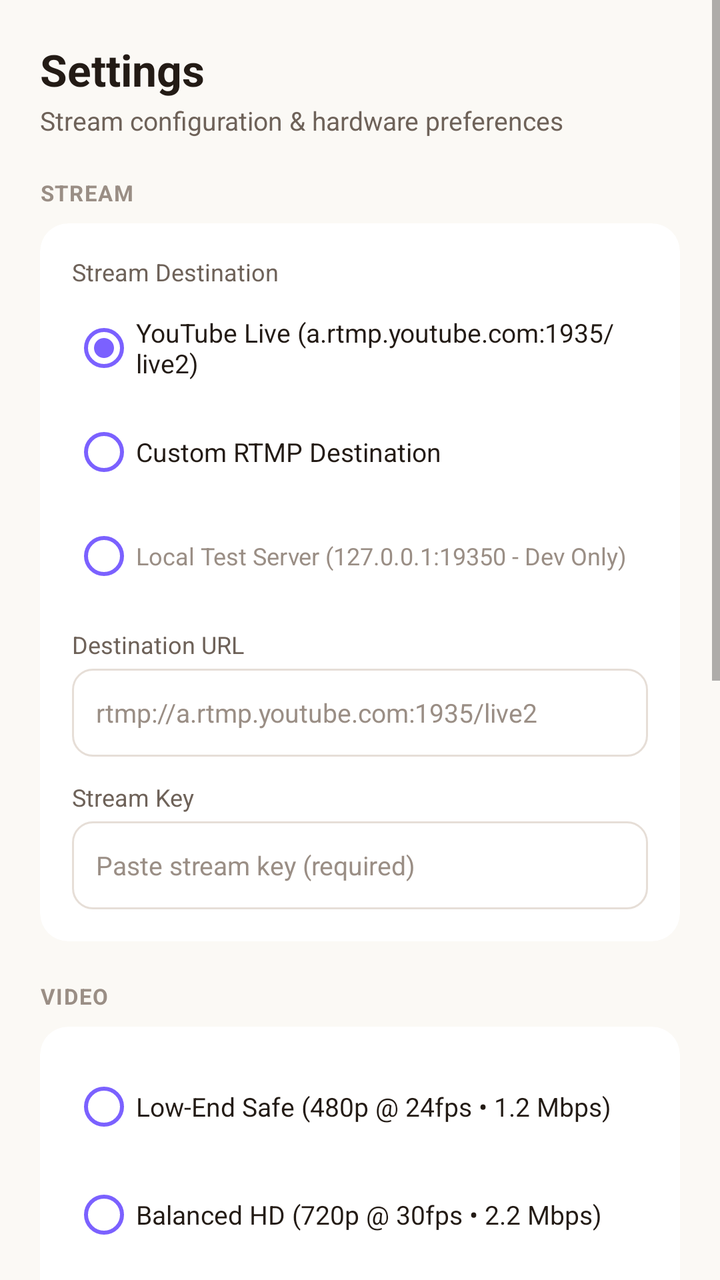
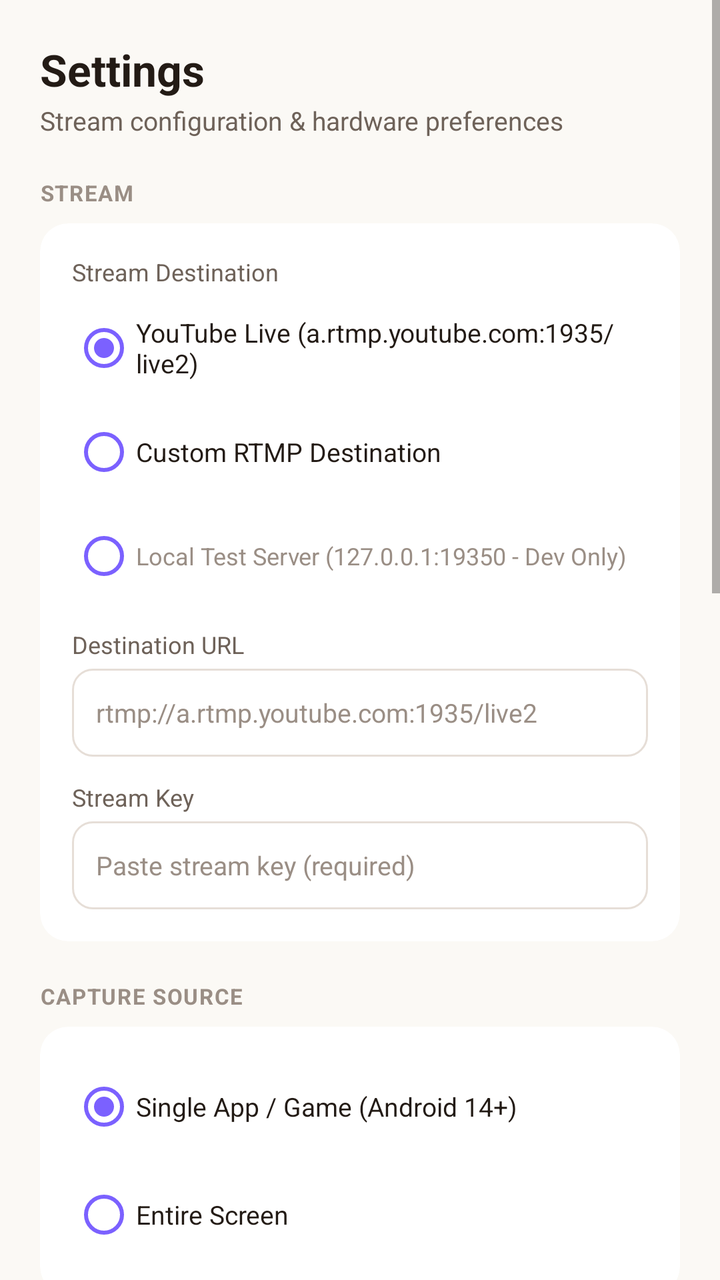

Before-and-after screenshots of an Android layout around one commit, followed by the original layout XML and the change that was made.
<!-- AndroidManifest.xml: application theme Theme.FairyLive -->
<!-- res/layout/fragment_settings.xml -->
<?xml version="1.0" encoding="utf-8"?>
<ScrollView xmlns:android="http://schemas.android.com/apk/res/android"
    xmlns:app="http://schemas.android.com/apk/res-auto"
    android:layout_width="match_parent"
    android:layout_height="match_parent"
    android:background="@color/bg_primary"
    android:fillViewport="true">

    <LinearLayout
        android:layout_width="match_parent"
        android:layout_height="wrap_content"
        android:orientation="vertical"
        android:paddingHorizontal="20dp"
        android:paddingVertical="20dp">

        <TextView
            android:layout_width="wrap_content"
            android:layout_height="wrap_content"
            android:text="Settings"
            android:textColor="@color/text_primary"
            android:textSize="22sp"
            android:textStyle="bold" />

        <TextView
            android:layout_width="wrap_content"
            android:layout_height="wrap_content"
            android:layout_marginTop="2dp"
            android:layout_marginBottom="20dp"
            android:text="Stream configuration &amp; hardware preferences"
            android:textColor="@color/text_secondary"
            android:textSize="13sp" />

        
        <TextView
            android:layout_width="wrap_content"
            android:layout_height="wrap_content"
            android:layout_marginBottom="8dp"
            android:letterSpacing="0.05"
            android:text="STREAM"
            android:textColor="@color/text_muted"
            android:textSize="11sp"
            android:textStyle="bold" />

        <androidx.cardview.widget.CardView
            android:layout_width="match_parent"
            android:layout_height="wrap_content"
            android:layout_marginBottom="20dp"
            app:cardBackgroundColor="@color/bg_card"
            app:cardCornerRadius="14dp"
            app:cardElevation="0dp">

            <LinearLayout
                android:layout_width="match_parent"
                android:layout_height="wrap_content"
                android:orientation="vertical"
                android:padding="16dp">

                <TextView
                    android:layout_width="wrap_content"
                    android:layout_height="wrap_content"
                    android:text="Stream Destination"
                    android:textColor="@color/text_secondary"
                    android:textSize="12sp" />

                <RadioGroup
                    android:id="@+id/rg_destination"
                    android:layout_width="match_parent"
                    android:layout_height="wrap_content"
                    android:layout_marginTop="6dp"
                    android:layout_marginBottom="12dp">

                    <RadioButton
                        android:id="@+id/rb_dest_youtube"
                        android:layout_width="match_parent"
                        android:layout_height="wrap_content"
                        android:buttonTint="@color/accent_primary"
                        android:checked="true"
                        android:text="YouTube Live (a.rtmp.youtube.com:1935/live2)"
                        android:textColor="@color/text_primary"
                        android:textSize="13sp" />

                    <RadioButton
                        android:id="@+id/rb_dest_custom"
                        android:layout_width="match_parent"
                        android:layout_height="wrap_content"
                        android:layout_marginTop="4dp"
                        android:buttonTint="@color/accent_primary"
                        android:text="Custom RTMP Destination"
                        android:textColor="@color/text_primary"
                        android:textSize="13sp" />

                    <RadioButton
                        android:id="@+id/rb_dest_local_test"
                        android:layout_width="match_parent"
                        android:layout_height="wrap_content"
                        android:layout_marginTop="4dp"
                        android:buttonTint="@color/accent_primary"
                        android:text="Local Test Server (127.0.0.1:19350 - Dev Only)"
                        android:textColor="@color/text_muted"
                        android:textSize="12sp" />
                </RadioGroup>

                <TextView
                    android:id="@+id/tv_label_server_url"
                    android:layout_width="wrap_content"
                    android:layout_height="wrap_content"
                    android:text="Destination URL"
                    android:textColor="@color/text_secondary"
                    android:textSize="12sp" />

                <EditText
                    android:id="@+id/et_server_url"
                    android:layout_width="match_parent"
                    android:layout_height="44dp"
                    android:layout_marginTop="4dp"
                    android:background="@drawable/bg_control_icon_button"
                    android:hint="rtmp://a.rtmp.youtube.com:1935/live2"
                    android:inputType="textUri"
                    android:paddingHorizontal="12dp"
                    android:textColor="@color/text_primary"
                    android:textColorHint="@color/text_muted"
                    android:textSize="13sp" />

                <TextView
                    android:layout_width="wrap_content"
                    android:layout_height="wrap_content"
                    android:layout_marginTop="12dp"
                    android:text="Stream Key"
                    android:textColor="@color/text_secondary"
                    android:textSize="12sp" />

                <EditText
                    android:id="@+id/et_stream_key"
                    android:layout_width="match_parent"
                    android:layout_height="44dp"
                    android:layout_marginTop="4dp"
                    android:background="@drawable/bg_control_icon_button"
                    android:hint="Paste stream key (required)"
                    android:inputType="textPassword"
                    android:paddingHorizontal="12dp"
                    android:textColor="@color/text_primary"
                    android:textColorHint="@color/text_muted"
                    android:textSize="13sp" />

            </LinearLayout>
        </androidx.cardview.widget.CardView>

        
        <TextView
            android:layout_width="wrap_content"
            android:layout_height="wrap_content"
            android:layout_marginBottom="8dp"
            android:letterSpacing="0.05"
            android:text="VIDEO"
            android:textColor="@color/text_muted"
            android:textSize="11sp"
            android:textStyle="bold" />

        <androidx.cardview.widget.CardView
            android:layout_width="match_parent"
            android:layout_height="wrap_content"
            android:layout_marginBottom="20dp"
            app:cardBackgroundColor="@color/bg_card"
            app:cardCornerRadius="14dp"
            app:cardElevation="0dp">

            <LinearLayout
                android:layout_width="match_parent"
                android:layout_height="wrap_content"
                android:orientation="vertical"
                android:padding="16dp">

                <RadioGroup
                    android:id="@+id/rg_profiles"
                    android:layout_width="match_parent"
                    android:layout_height="wrap_content">

                    <RadioButton
                        android:id="@+id/rb_profile_low"
                        android:layout_width="match_parent"
                        android:layout_height="wrap_content"
                        android:buttonTint="@color/accent_primary"
                        android:text="Low-End Safe (480p @ 24fps • 1.2 Mbps)"
                        android:textColor="@color/text_primary"
                        android:textSize="13sp" />

                    <RadioButton
                        android:id="@+id/rb_profile_balanced"
                        android:layout_width="match_parent"
                        android:layout_height="wrap_content"
                        android:layout_marginTop="6dp"
                        android:buttonTint="@color/accent_primary"
                        android:text="Balanced HD (720p @ 30fps • 2.2 Mbps)"
                        android:textColor="@color/text_primary"
                        android:textSize="13sp" />

                    <RadioButton
                        android:id="@+id/rb_profile_high"
                        android:layout_width="match_parent"
                        android:layout_height="wrap_content"
                        android:layout_marginTop="6dp"
                        android:buttonTint="@color/accent_primary"
                        android:text="High Quality (1080p @ 30fps • 4.0 Mbps)"
                        android:textColor="@color/text_primary"
                        android:textSize="13sp" />
                </RadioGroup>

            </LinearLayout>
        </androidx.cardview.widget.CardView>

        
        <TextView
            android:layout_width="wrap_content"
            android:layout_height="wrap_content"
            android:layout_marginBottom="8dp"
            android:letterSpacing="0.05"
            android:text="AUDIO &amp; CAMERA"
            android:textColor="@color/text_muted"
            android:textSize="11sp"
            android:textStyle="bold" />

        <androidx.cardview.widget.CardView
            android:layout_width="match_parent"
            android:layout_height="wrap_content"
            android:layout_marginBottom="20dp"
            app:cardBackgroundColor="@color/bg_card"
            app:cardCornerRadius="14dp"
            app:cardElevation="0dp">

            <LinearLayout
                android:layout_width="match_parent"
                android:layout_height="wrap_content"
                android:orientation="vertical"
                android:padding="16dp">

                <LinearLayout
                    android:layout_width="match_parent"
                    android:layout_height="wrap_content"
                    android:gravity="center_vertical"
                    android:orientation="horizontal">

                    <LinearLayout
                        android:layout_width="0dp"
                        android:layout_height="wrap_content"
                        android:layout_weight="1"
                        android:orientation="vertical">

                        <TextView
                            android:layout_width="wrap_content"
                            android:layout_height="wrap_content"
                            android:text="Microphone Capture"
                            android:textColor="@color/text_primary"
                            android:textSize="14sp"
                            android:textStyle="bold" />

                        <TextView
                            android:layout_width="wrap_content"
                            android:layout_height="wrap_content"
                            android:layout_marginTop="1dp"
                            android:text="Capture device microphone stream"
                            android:textColor="@color/text_secondary"
                            android:textSize="12sp" />
                    </LinearLayout>

                    <androidx.appcompat.widget.SwitchCompat
                        android:id="@+id/switch_audio_mic"
                        android:layout_width="wrap_content"
                        android:layout_height="wrap_content"
                        android:checked="true"
                        app:thumbTint="@color/accent_primary"
                        app:trackTint="@color/bg_surface" />
                </LinearLayout>

                <View
                    android:layout_width="match_parent"
                    android:layout_height="1dp"
                    android:layout_marginVertical="12dp"
                    android:background="@color/divider_color" />

                <LinearLayout
                    android:layout_width="match_parent"
                    android:layout_height="wrap_content"
                    android:gravity="center_vertical"
                    android:orientation="horizontal">

                    <LinearLayout
                        android:layout_width="0dp"
                        android:layout_height="wrap_content"
                        android:layout_weight="1"
                        android:orientation="vertical">

                        <TextView
                            android:layout_width="wrap_content"
                            android:layout_height="wrap_content"
                            android:text="Facecam PIP"
                            android:textColor="@color/text_primary"
                            android:textSize="14sp"
                            android:textStyle="bold" />

                        <TextView
                            android:layout_width="wrap_content"
                            android:layout_height="wrap_content"
                            android:layout_marginTop="1dp"
                            android:text="Enable camera picture-in-picture"
                            android:textColor="@color/text_secondary"
                            android:textSize="12sp" />
                    </LinearLayout>

                    <androidx.appcompat.widget.SwitchCompat
                        android:id="@+id/switch_facecam"
                        android:layout_width="wrap_content"
                        android:layout_height="wrap_content"
                        android:checked="true"
                        app:thumbTint="@color/accent_primary"
                        app:trackTint="@color/bg_surface" />
                </LinearLayout>

            </LinearLayout>
        </androidx.cardview.widget.CardView>

        
        <TextView
            android:layout_width="wrap_content"
            android:layout_height="wrap_content"
            android:layout_marginBottom="8dp"
            android:letterSpacing="0.05"
            android:text="ADVANCED"
            android:textColor="@color/text_muted"
            android:textSize="11sp"
            android:textStyle="bold" />

        <androidx.cardview.widget.CardView
            android:layout_width="match_parent"
            android:layout_height="wrap_content"
            android:layout_marginBottom="24dp"
            app:cardBackgroundColor="@color/bg_card"
            app:cardCornerRadius="14dp"
            app:cardElevation="0dp">

            <LinearLayout
                android:layout_width="match_parent"
                android:layout_height="wrap_content"
                android:orientation="vertical">

                
                <LinearLayout
                    android:id="@+id/row_advanced_diagnostics"
                    android:layout_width="match_parent"
                    android:layout_height="wrap_content"
                    android:background="?attr/selectableItemBackground"
                    android:clickable="true"
                    android:focusable="true"
                    android:gravity="center_vertical"
                    android:orientation="horizontal"
                    android:paddingHorizontal="16dp"
                    android:paddingVertical="14dp">

                    <LinearLayout
                        android:layout_width="0dp"
                        android:layout_height="wrap_content"
                        android:layout_weight="1"
                        android:orientation="vertical">

                        <TextView
                            android:layout_width="wrap_content"
                            android:layout_height="wrap_content"
                            android:text="System Diagnostics"
                            android:textColor="@color/text_primary"
                            android:textSize="14sp"
                            android:textStyle="bold" />

                        <TextView
                            android:layout_width="wrap_content"
                            android:layout_height="wrap_content"
                            android:layout_marginTop="1dp"
                            android:text="Hardware, MediaCodec encoders &amp; telemetry"
                            android:textColor="@color/text_secondary"
                            android:textSize="12sp" />
                    </LinearLayout>

                    <ImageView
                        android:layout_width="18dp"
                        android:layout_height="18dp"
                        android:src="@drawable/ic_chevron_right"
                        app:tint="@color/text_muted" />
                </LinearLayout>

                <View
                    android:layout_width="match_parent"
                    android:layout_height="1dp"
                    android:background="@color/divider_color" />

                
                <LinearLayout
                    android:id="@+id/row_about_app"
                    android:layout_width="match_parent"
                    android:layout_height="wrap_content"
                    android:gravity="center_vertical"
                    android:orientation="horizontal"
                    android:paddingHorizontal="16dp"
                    android:paddingVertical="14dp">

                    <LinearLayout
                        android:layout_width="0dp"
                        android:layout_height="wrap_content"
                        android:layout_weight="1"
                        android:orientation="vertical">

                        <TextView
                            android:layout_width="wrap_content"
                            android:layout_height="wrap_content"
                            android:text="About Fairy Live"
                            android:textColor="@color/text_primary"
                            android:textSize="14sp"
                            android:textStyle="bold" />

                        <TextView
                            android:layout_width="wrap_content"
                            android:layout_height="wrap_content"
                            android:layout_marginTop="1dp"
                            android:text="v1.0.0 Release • Pure Kotlin Native • 0 Third-Party Streaming Deps"
                            android:textColor="@color/text_secondary"
                            android:textSize="12sp" />
                    </LinearLayout>
                </LinearLayout>

            </LinearLayout>
        </androidx.cardview.widget.CardView>

        
        <com.google.android.material.button.MaterialButton
            android:id="@+id/btn_save"
            android:layout_width="match_parent"
            android:layout_height="52dp"
            android:layout_marginBottom="24dp"
            android:backgroundTint="@color/accent_primary"
            android:text="Save Settings"
            android:textAllCaps="false"
            android:textColor="@color/text_primary"
            android:textSize="15sp"
            android:textStyle="bold"
            app:cornerRadius="12dp"
            app:elevation="0dp" />

    </LinearLayout>
</ScrollView>
<!-- resources referenced by this layout -->
<resources>
  <color name="accent_primary">#7B61FF</color>
  <color name="bg_card">#FFFFFF</color>
  <color name="bg_primary">#FBF9F5</color>
  <color name="bg_surface">#F5EFEB</color>
  <color name="divider_color">#EAE2DA</color>
  <color name="text_muted">#9A8E85</color>
  <color name="text_primary">#231B15</color>
  <color name="text_secondary">#6E6259</color>
  <!-- drawable bg_control_icon_button (drawable) -->
  <?xml version="1.0" encoding="utf-8"?>
  <shape xmlns:android="http://schemas.android.com/apk/res/android"
      android:shape="rectangle">
      <solid android:color="@color/bg_card" />
      <stroke
          android:width="1dp"
          android:color="@color/bg_card_stroke" />
      <corners android:radius="@dimen/radius_sm" />
  </shape>
  <!-- drawable ic_chevron_right (drawable) -->
  <?xml version="1.0" encoding="utf-8"?>
  <vector xmlns:android="http://schemas.android.com/apk/res/android"
      android:width="24dp"
      android:height="24dp"
      android:viewportWidth="24"
      android:viewportHeight="24">
      <path
          android:fillColor="@color/text_muted"
          android:pathData="M10,6L8.59,7.41L13.17,12l-4.58,4.59L10,18l6,-6z" />
  </vector>
  <style name="Theme.FairyLive" parent="Theme.MaterialComponents.Light.NoActionBar">
          <item name="colorPrimary">@color/accent_primary</item>
          <item name="colorPrimaryVariant">@color/accent_primary_variant</item>
          <item name="colorOnPrimary">@color/text_on_dark</item>
  
          <item name="colorSecondary">@color/text_primary</item>
          <item name="colorSecondaryVariant">@color/text_secondary</item>
          <item name="colorOnSecondary">@color/bg_primary</item>
  
          <item name="android:statusBarColor">@color/bg_primary</item>
          <item name="android:windowLightStatusBar" tools:targetApi="m">true</item>
          <item name="android:navigationBarColor">@color/bg_surface</item>
          <item name="android:windowLightNavigationBar" tools:targetApi="o_mr1">true</item>
          <item name="android:windowBackground">@color/bg_primary</item>
  
          <item name="bottomSheetDialogTheme">@style/Theme.FairyLive.BottomSheetDialog</item>
      </style>
  <color name="bg_card_stroke">#E6DED7</color>
  <dimen name="radius_sm">10dp</dimen>
  <color name="accent_primary_variant">#6347EB</color>
  <color name="text_on_dark">#FFFFFF</color>
  <style name="Theme.FairyLive.BottomSheetDialog" parent="ThemeOverlay.MaterialComponents.BottomSheetDialog">
          <item name="android:windowAnimationStyle">@style/DialogAnimation.FairyLive.BottomSheet</item>
          <item name="bottomSheetStyle">@style/FairyBottomSheetStyle</item>
      </style>
  <style name="DialogAnimation.FairyLive.BottomSheet" parent="Animation.Design.BottomSheetDialog">
          <item name="android:windowEnterAnimation">@anim/slide_in_bottom</item>
          <item name="android:windowExitAnimation">@anim/slide_out_bottom</item>
      </style>
  <style name="FairyBottomSheetStyle" parent="Widget.MaterialComponents.BottomSheet.Modal">
          <item name="android:background">@drawable/bg_bottom_sheet</item>
          <item name="behavior_peekHeight">280dp</item>
      </style>
  <!-- drawable bg_bottom_sheet (drawable) -->
  <?xml version="1.0" encoding="utf-8"?>
  <shape xmlns:android="http://schemas.android.com/apk/res/android"
      android:shape="rectangle">
      <solid android:color="@color/bg_surface" />
      <corners
          android:topLeftRadius="@dimen/radius_xl"
          android:topRightRadius="@dimen/radius_xl"
          android:bottomLeftRadius="0dp"
          android:bottomRightRadius="0dp" />
  </shape>
  <dimen name="radius_xl">24dp</dimen>
</resources>

<!-- the commit's change to res/layout/fragment_settings.xml (unified diff, before → after) -->
@@ -141,6 +141,60 @@
                     android:textColor="@color/text_primary"
                     android:textColorHint="@color/text_muted"
                     android:textSize="13sp" />
+
+            </LinearLayout>
+        </androidx.cardview.widget.CardView>
+
+        
+        <TextView
+            android:layout_width="wrap_content"
+            android:layout_height="wrap_content"
+            android:layout_marginBottom="8dp"
+            android:letterSpacing="0.05"
+            android:text="CAPTURE SOURCE"
+            android:textColor="@color/text_muted"
+            android:textSize="11sp"
+            android:textStyle="bold" />
+
+        <androidx.cardview.widget.CardView
+            android:layout_width="match_parent"
+            android:layout_height="wrap_content"
+            android:layout_marginBottom="20dp"
+            app:cardBackgroundColor="@color/bg_card"
+            app:cardCornerRadius="14dp"
+            app:cardElevation="0dp">
+
+            <LinearLayout
+                android:layout_width="match_parent"
+                android:layout_height="wrap_content"
+                android:orientation="vertical"
+                android:padding="16dp">
+
+                <RadioGroup
+                    android:id="@+id/rg_capture_source"
+                    android:layout_width="match_parent"
+                    android:layout_height="wrap_content">
+
+                    <RadioButton
+                        android:id="@+id/rb_capture_single_app"
+                        android:layout_width="match_parent"
+                        android:layout_height="wrap_content"
+                        android:buttonTint="@color/accent_primary"
+                        android:checked="true"
+                        android:text="Single App / Game (Android 14+)"
+                        android:textColor="@color/text_primary"
+                        android:textSize="13sp" />
+
+                    <RadioButton
+                        android:id="@+id/rb_capture_entire_screen"
+                        android:layout_width="match_parent"
+                        android:layout_height="wrap_content"
+                        android:layout_marginTop="6dp"
+                        android:buttonTint="@color/accent_primary"
+                        android:text="Entire Screen"
+                        android:textColor="@color/text_primary"
+                        android:textSize="13sp" />
+                </RadioGroup>
 
             </LinearLayout>
         </androidx.cardview.widget.CardView>
